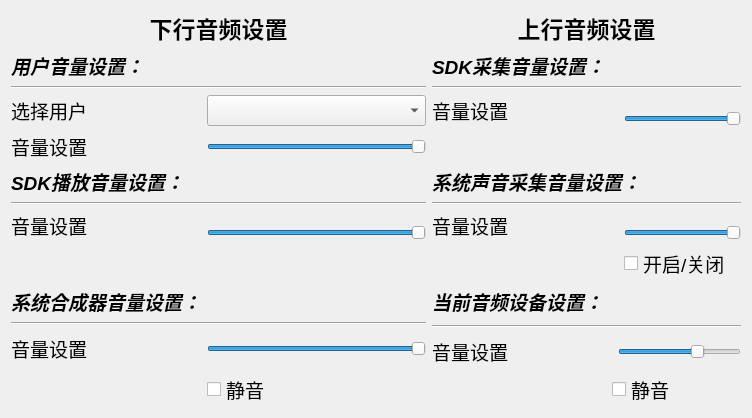
Qt form Windows/QTDemo/src/TestAudioSetting/TestAudioSettingDialog.ui (tencentyun/TRTCSDK) before a commit.
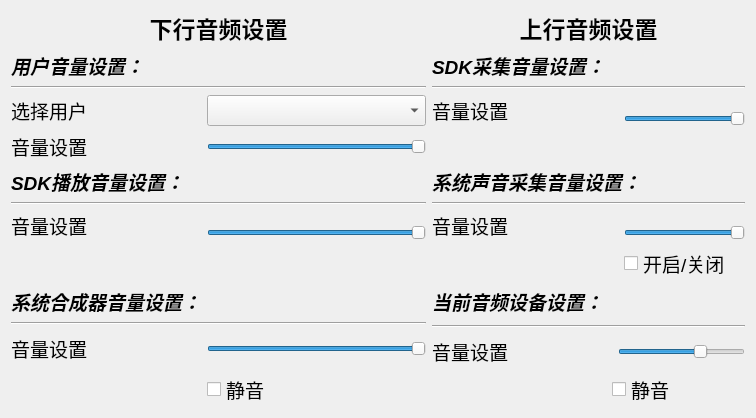
The same form after that commit.

Patch:
```diff
--- a/Windows/QTDemo/src/TestAudioSetting/TestAudioSettingDialog.ui
+++ b/Windows/QTDemo/src/TestAudioSetting/TestAudioSettingDialog.ui
@@ -6,8 +6,8 @@
    <rect>
     <x>0</x>
     <y>0</y>
-    <width>752</width>
-    <height>308</height>
+    <width>756</width>
+    <height>337</height>
    </rect>
   </property>
   <property name="windowTitle">
```
Left out of the diff: 3 changed lines with no effect on the pictures.
